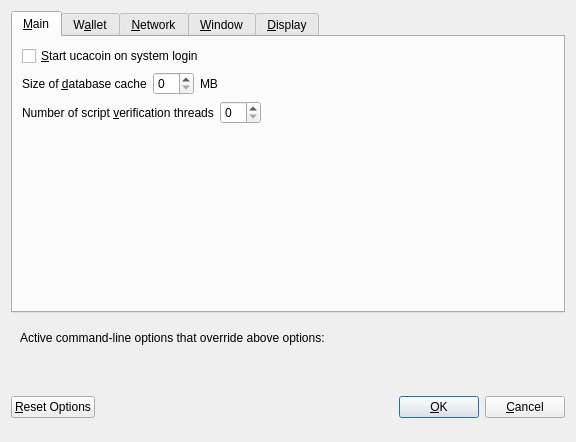
Before: the Qt Designer form src/qt/forms/optionsdialog.ui in ucacoin/Ucacoin2, drawn with Qt 5.
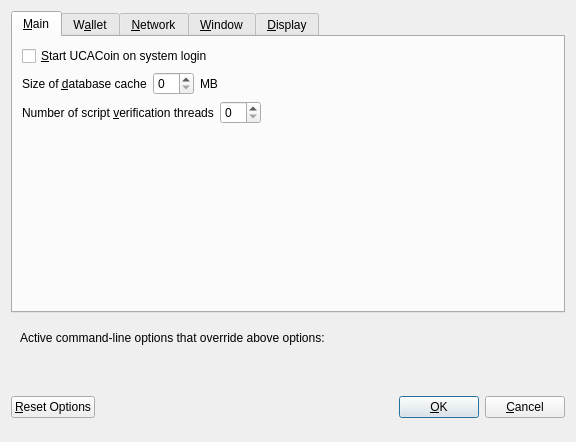
After: the same form once the commit is applied. Custom widgets are drawn as their Qt base class.

Diff of the .ui file:
```diff
--- a/src/qt/forms/optionsdialog.ui
+++ b/src/qt/forms/optionsdialog.ui
@@ -33,7 +33,7 @@
           <string>Automatically start ucacoin after logging in to the system.</string>
          </property>
          <property name="text">
-          <string>&amp;Start ucacoin on system login</string>
+          <string>&amp;Start UCACoin on system login</string>
          </property>
         </widget>
        </item>
```
Left out of the diff: 12 changed lines with no effect on the pictures.
